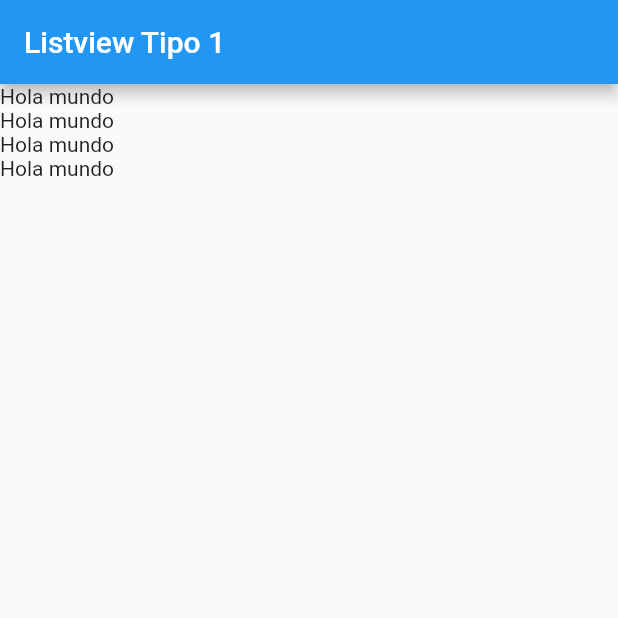
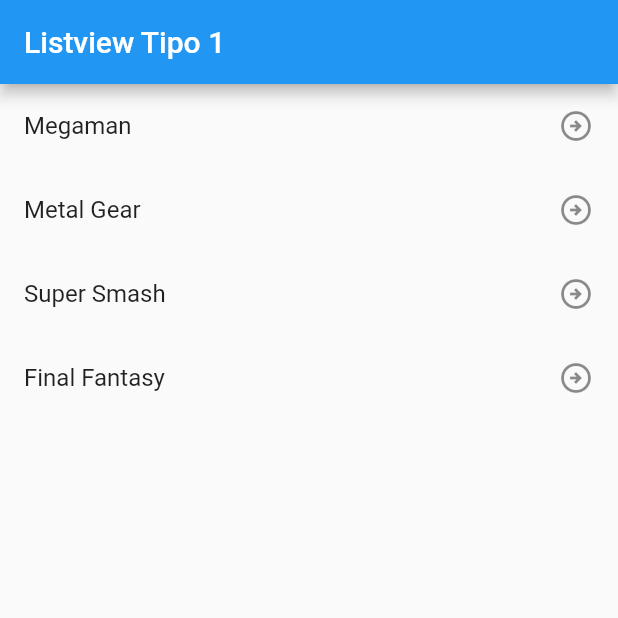
Before and after one commit to AaronMancera/AprenderFlutter, a Flutter app: the screen it shows after launch, on a phone screen of 412 x 824 dp, the top half of it. Run offline on Flutter 3.47's test engine with Material 2 defaults, Android fonts, the phone set to English and light mode, and no system bars.

Commit message:
[ Seccion6 ] Creacion de una listaview con datos de una lista

```diff
--- a/flutter_application_probar_widget/lib/screens/listview1_screen.dart
+++ b/flutter_application_probar_widget/lib/screens/listview1_screen.dart
@@ -1,6 +1,7 @@
 import 'package:flutter/material.dart';
 
 class Listview1Screen extends StatelessWidget {
+  final options = const['Megaman','Metal Gear', 'Super Smash', 'Final Fantasy'];
   const Listview1Screen({Key? key}) : super(key: key);
 
   @override
@@ -10,11 +11,20 @@
         title: const Text("Listview Tipo 1"),
       ),
       body:ListView(
+        //Se genera en runtime = no es const
         children: [
-          Text("Hola mundo"),
-          Text("Hola mundo"),
-          Text("Hola mundo"),
-          Text("Hola mundo"),
+          //operador spreed recorre toda la lista
+          ...options.map((game) =>
+            ListTile(
+              title: Text(game),
+              trailing: const Icon(Icons.arrow_circle_right_outlined),
+            ),
+          ).toList(),
+
+
+          // ListTile(
+          //   title: Text('HolaMundo'),
+          // ),
         ],
       )
     );
```
